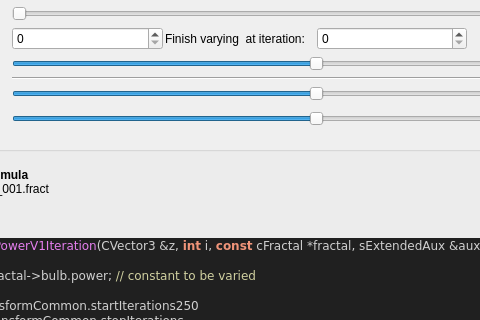
The window that mandelbulber2/qt_data/fractal_mandelbulb_vary_powerV1.ui (buddhi1980/mandelbulber2) describes before a commit, drawn with Qt 5; both pictures show x 142 to 622 and y 0 to 320 of the 916 by 823 pixel window.
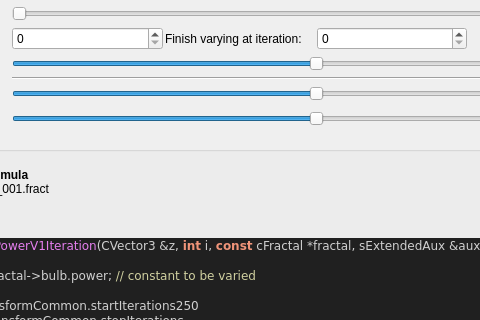
The same window after the commit. Custom widgets are drawn as their Qt base class.

Patch:
```diff
--- a/mandelbulber2/qt_data/fractal_mandelbulb_vary_powerV1.ui
+++ b/mandelbulber2/qt_data/fractal_mandelbulb_vary_powerV1.ui
@@ -136,7 +136,7 @@
      <item row="1" column="2">
       <widget class="QLabel" name="label_169">
        <property name="text">
-        <string>Finish varying  at iteration:</string>
+        <string>Finish varying at iteration:</string>
        </property>
       </widget>
      </item>
```
